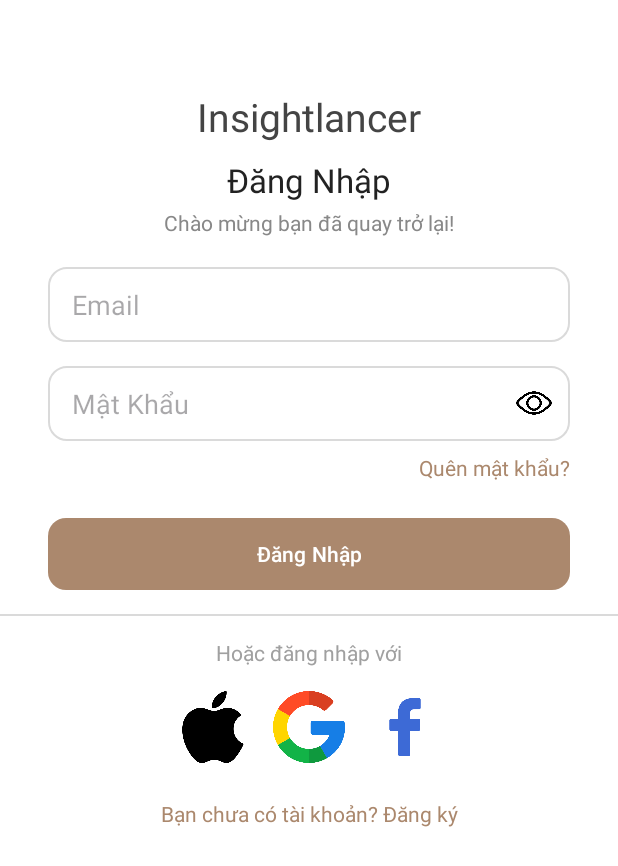
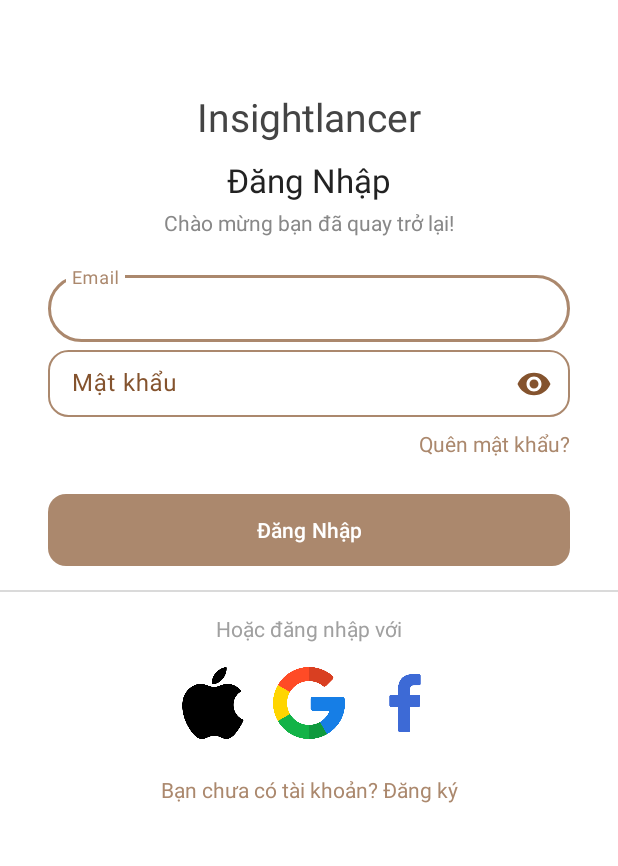
Before and after one commit to hiennhatou/flower-store, an Android app: the layout activity_login.xml on its own in the app's theme, with its tools: preview values and no code run, on a phone screen of 412 x 824 dp. Shown: the top 866 px of the screen. Run offline under Robolectric (Android 15) with nearby library versions, the phone set to English and light mode, and no system bars.

Commit message:
chua lam phan fb, gmail

```diff
--- a/app/build.gradle.kts
+++ b/app/build.gradle.kts
@@ -39,6 +39,7 @@ android {
 
 dependencies {
     implementation(files("../zpdk-release-v3.1.aar"))
+    implementation(libs.firebase.auth)
     annotationProcessor(libs.room.compiler)
     implementation(libs.room.runtime)
     implementation(libs.room.testing)
@@ -63,4 +64,5 @@ dependencies {
     implementation(libs.constraintlayout)
 
     testImplementation(libs.junit)
+
 }
--- a/app/src/main/java/edu/ou/flowerstore/ui/main/CategoryViewModel.java
+++ b/app/src/main/java/edu/ou/flowerstore/ui/main/CategoryViewModel.java
@@ -8,7 +8,6 @@ import java.util.List;
 
 import edu.ou.flowerstore.utils.adapters.CategoryAdapter;
 import edu.ou.flowerstore.utils.firebase.AppFirebase;
-import edu.ou.flowerstore.utils.firebase.collections.CategoryCollection;
 
 public class CategoryViewModel extends ViewModel {
     private final List<CategoryAdapter.OverviewCategory> categories = new ArrayList<>();
--- a/app/src/main/java/edu/ou/flowerstore/ui/main/HomeViewModel.java
+++ b/app/src/main/java/edu/ou/flowerstore/ui/main/HomeViewModel.java
@@ -15,7 +15,6 @@ import java.util.List;
 
 import edu.ou.flowerstore.utils.adapters.OverviewProductAdapter;
 import edu.ou.flowerstore.utils.firebase.AppFirebase;
-import edu.ou.flowerstore.utils.firebase.collections.ProductCollection;
 
 public class HomeViewModel extends ViewModel {
     private final ArrayList<OverviewProductAdapter.OverviewProduct> products = new ArrayList<>();
--- a/app/src/main/java/edu/ou/flowerstore/ui/main/MainActivity.java
+++ b/app/src/main/java/edu/ou/flowerstore/ui/main/MainActivity.java
@@ -70,4 +70,6 @@ public class MainActivity extends AppCompatActivity {
         }
         return true;
     }
+
+
 }
--- a/app/src/main/java/edu/ou/flowerstore/utils/firebase/AppFirebase.java
+++ b/app/src/main/java/edu/ou/flowerstore/utils/firebase/AppFirebase.java
@@ -14,6 +14,10 @@ public class AppFirebase {
         return firestore.collection("categories");
     }
 
+    public CollectionReference getUsersCollection() {
+        return firestore.collection("users");
+    }
+
     public FirebaseFirestore getFirestore() {
         return firestore;
     }
--- a/app/src/main/res/layout/activity_login.xml
+++ b/app/src/main/res/layout/activity_login.xml
@@ -46,51 +46,47 @@
         android:layout_marginTop="4dp" />
 
     <!-- Hộp nhập email -->
-    <EditText
+
+    <com.google.android.material.textfield.TextInputLayout
         android:id="@+id/etEmail"
         android:layout_width="0dp"
         android:layout_height="50dp"
         android:hint="Email"
-        android:inputType="textEmailAddress"
-        android:background="@drawable/edittext_background"
-        android:paddingStart="16dp"
-        android:paddingEnd="16dp"
         app:layout_constraintTop_toBottomOf="@id/tvWelcomeMessage"
         app:layout_constraintStart_toStartOf="parent"
         app:layout_constraintEnd_toEndOf="parent"
         android:layout_marginHorizontal="32dp"
-        android:layout_marginTop="20dp" />
+        android:layout_marginTop="20dp"
+        app:shapeAppearance="@style/RoundedSquare.50Percent">
+
+        <com.google.android.material.textfield.TextInputEditText
+            android:id="@+id/edtEmail"
+            android:layout_width="match_parent"
+            android:layout_height="match_parent"
+            android:inputType="textEmailAddress" />
+    </com.google.android.material.textfield.TextInputLayout>
 
     <!-- Hộp nhập mật khẩu với icon -->
-    <RelativeLayout
+    <com.google.android.material.textfield.TextInputLayout
         android:id="@+id/relativePasswordLayout"
         android:layout_width="0dp"
         android:layout_height="50dp"
+        android:paddingStart="0dp"
+        android:paddingEnd="0dp"
+        android:layout_marginHorizontal="32dp"
+        android:hint="Mật khẩu"
+        app:endIconMode="password_toggle"
+        app:layout_constraintEnd_toEndOf="parent"
+        app:layout_constraintStart_toStartOf="parent"
         app:layout_constraintTop_toBottomOf="@id/etEmail"
-        app:layout_constraintStart_toStartOf="parent"
-        app:layout_constraintEnd_toEndOf="parent"
-        android:layout_marginHorizontal="32dp"
-        android:layout_marginTop="16dp">
+        app:shapeAppearance="@style/RoundedSquare.30Percent">
 
-        <EditText
-            android:id="@+id/etPassword"
+        <com.google.android.material.textfield.TextInputEditText
+            android:id="@+id/edtPassword"
             android:layout_width="match_parent"
             android:layout_height="match_parent"
-            android:hint="Mật Khẩu"
-            android:inputType="textPassword"
-            android:background="@drawable/edittext_background"
-            android:paddingStart="16dp"
-            android:paddingEnd="48dp" />
-
-        <ImageView
-            android:id="@+id/ivShowPassword"
-            android:layout_width="24dp"
-            android:layout_height="24dp"
-            android:layout_alignParentEnd="true"
-            android:layout_centerVertical="true"
-            android:layout_marginEnd="12dp"
-            android:src="@drawable/ic_eye_open" />
-    </RelativeLayout>
+            android:inputType="textPassword" />
+    </com.google.android.material.textfield.TextInputLayout>
 
     <!-- Nút Quên mật khẩu -->
     <TextView
--- a/gradle/libs.versions.toml
+++ b/gradle/libs.versions.toml
@@ -15,6 +15,7 @@ constraintlayout = "2.2.0"
 picasso = "2.8"
 playServicesAuth = "21.2.0"
 roomCompiler = "2.6.1"
+firebaseAuth = "23.1.0"
 
 [libraries]
 annotation = { module = "androidx.annotation:annotation", version.ref = "annotation" }
@@ -37,6 +38,7 @@ play-services-auth = { module = "com.google.android.gms:play-services-auth", ver
 room-compiler = { module = "androidx.room:room-compiler", version.ref = "roomCompiler" }
 room-runtime = { module = "androidx.room:room-runtime", version.ref = "roomCompiler" }
 room-testing = { module = "androidx.room:room-testing", version.ref = "roomCompiler" }
+firebase-auth = { group = "com.google.firebase", name = "firebase-auth", version.ref = "firebaseAuth" }
 
 [plugins]
 android-application = { id = "com.android.application", version.ref = "agp" }
```
Also changed, not shown: app/src/main/AndroidManifest.xml (+14 -3 lines), app/src/main/java/edu/ou/flowerstore/ui/signup/Sign_Up.java (added, +182 -0 lines), app/src/main/java/edu/ou/flowerstore/ui/signup/login.java (added, +96 -0 lines), app/src/main/res/layout/activity_sign_up.xml (+12 -7 lines).
